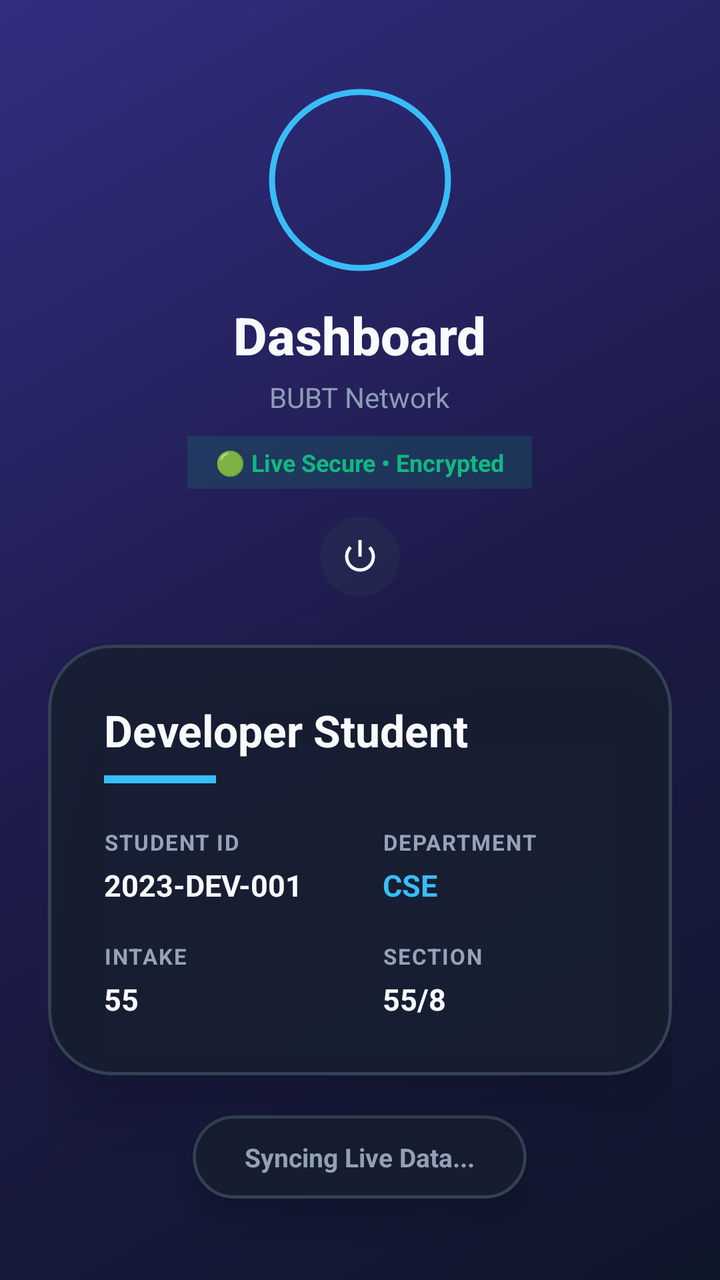
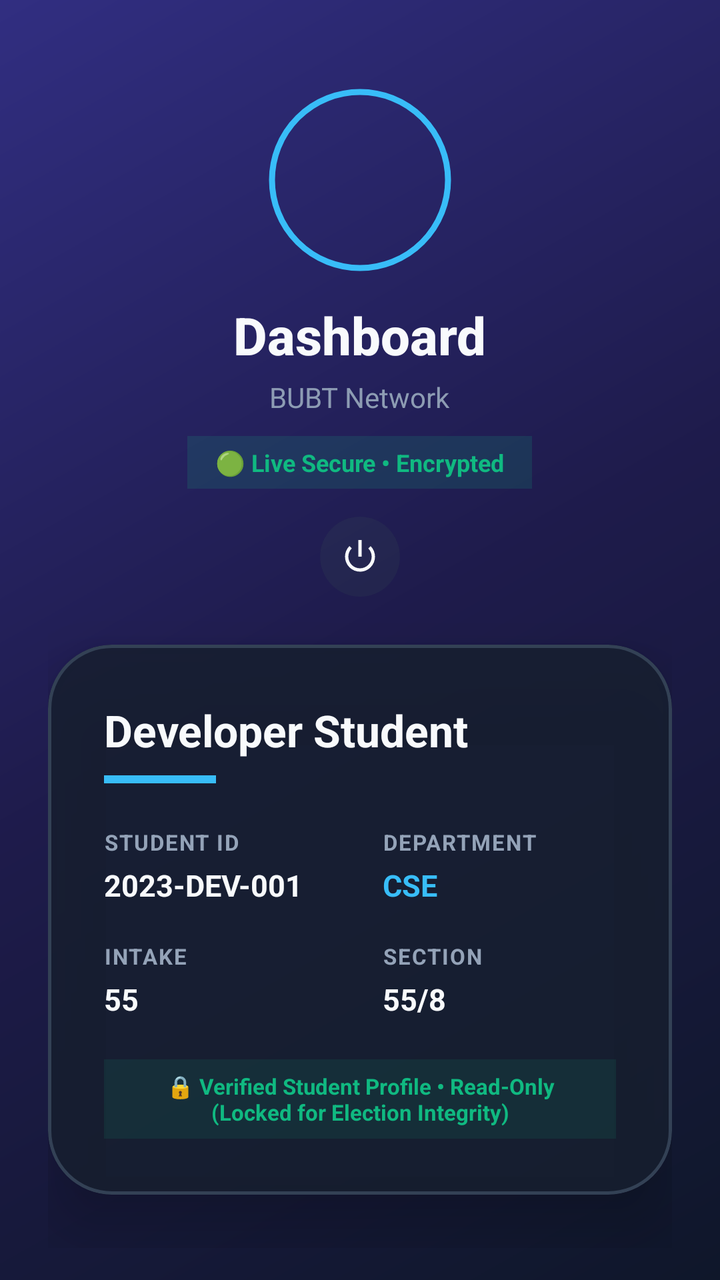

Two renders of the same Android screen: before a commit and after it. Below are the layout's source before the change and the commit's diff.
<!-- AndroidManifest.xml: application theme Theme.CRConnect -->
<!-- res/layout/activity_student_dashboard.xml -->
<?xml version="1.0" encoding="utf-8"?>
<LinearLayout xmlns:android="http://schemas.android.com/apk/res/android"
    xmlns:app="http://schemas.android.com/apk/res-auto"
    xmlns:tools="http://schemas.android.com/tools"
    android:layout_width="match_parent"
    android:layout_height="match_parent"
    android:orientation="vertical"
    android:background="@drawable/bg_gradient"
    android:paddingHorizontal="24dp"
    android:paddingVertical="16dp"
    tools:context=".StudentDashboardActivity">

    <include layout="@layout/include_header" />

    
    <com.google.android.material.card.MaterialCardView
        android:layout_width="match_parent"
        android:layout_height="wrap_content"
        app:cardCornerRadius="32dp"
        app:cardElevation="20dp"
        app:cardBackgroundColor="#D9171F2F"
        app:strokeWidth="1.5dp"
        app:strokeColor="#334155"
        android:layout_marginBottom="20dp">

        <LinearLayout
            android:layout_width="match_parent"
            android:layout_height="wrap_content"
            android:orientation="vertical"
            android:padding="28dp">

            <TextView
                android:id="@+id/tvStudentName"
                android:layout_width="wrap_content"
                android:layout_height="wrap_content"
                android:text="Developer Student"
                android:textSize="22sp"
                android:textStyle="bold"
                android:textColor="#F8FAFC"/>

            <View
                android:layout_width="56dp"
                android:layout_height="4dp"
                android:background="#38BDF8"
                android:layout_marginTop="8dp"
                android:layout_marginBottom="22dp"/>

            <GridLayout
                android:layout_width="match_parent"
                android:layout_height="wrap_content"
                android:columnCount="2"
                android:rowCount="2">

                <LinearLayout android:orientation="vertical" android:layout_width="wrap_content" android:layout_height="wrap_content" android:layout_columnWeight="1">
                    <TextView android:layout_width="wrap_content" android:layout_height="wrap_content" android:text="STUDENT ID" android:textSize="11sp" android:textColor="#94A3B8" android:textStyle="bold" android:letterSpacing="0.06"/>
                    <TextView android:id="@+id/tvStudentDetailsID" android:layout_width="wrap_content" android:layout_height="wrap_content" android:text="2023-DEV-001" android:textSize="15sp" android:textColor="#F8FAFC" android:textStyle="bold" android:layout_marginTop="4dp"/>
                </LinearLayout>

                <LinearLayout android:orientation="vertical" android:layout_width="wrap_content" android:layout_height="wrap_content" android:layout_columnWeight="1">
                    <TextView android:layout_width="wrap_content" android:layout_height="wrap_content" android:text="DEPARTMENT" android:textSize="11sp" android:textColor="#94A3B8" android:textStyle="bold" android:letterSpacing="0.06"/>
                    <TextView android:id="@+id/tvStudentDept" android:layout_width="wrap_content" android:layout_height="wrap_content" android:text="CSE" android:textSize="15sp" android:textColor="#38BDF8" android:textStyle="bold" android:layout_marginTop="4dp"/>
                </LinearLayout>

                <LinearLayout android:orientation="vertical" android:layout_width="wrap_content" android:layout_height="wrap_content" android:layout_columnWeight="1" android:layout_marginTop="18dp">
                    <TextView android:layout_width="wrap_content" android:layout_height="wrap_content" android:text="INTAKE" android:textSize="11sp" android:textColor="#94A3B8" android:textStyle="bold" android:letterSpacing="0.06"/>
                    <TextView android:id="@+id/tvStudentIntake" android:layout_width="wrap_content" android:layout_height="wrap_content" android:text="55" android:textSize="15sp" android:textColor="#F8FAFC" android:textStyle="bold" android:layout_marginTop="4dp"/>
                </LinearLayout>

                <LinearLayout android:orientation="vertical" android:layout_width="wrap_content" android:layout_height="wrap_content" android:layout_columnWeight="1" android:layout_marginTop="18dp">
                    <TextView android:layout_width="wrap_content" android:layout_height="wrap_content" android:text="SECTION" android:textSize="11sp" android:textColor="#94A3B8" android:textStyle="bold" android:letterSpacing="0.06"/>
                    <TextView android:id="@+id/tvStudentSection" android:layout_width="wrap_content" android:layout_height="wrap_content" android:text="55/8" android:textSize="15sp" android:textColor="#F8FAFC" android:textStyle="bold" android:layout_marginTop="4dp"/>
                </LinearLayout>
            </GridLayout>
        </LinearLayout>
    </com.google.android.material.card.MaterialCardView>

    
    <com.google.android.material.card.MaterialCardView
        android:layout_width="wrap_content"
        android:layout_height="wrap_content"
        app:cardCornerRadius="100dp"
        app:cardElevation="10dp"
        app:cardBackgroundColor="#D9171F2F"
        app:strokeWidth="1.5dp"
        app:strokeColor="#334155"
        android:layout_gravity="center"
        android:layout_marginBottom="24dp">

        <TextView
            android:id="@+id/tvVotingStatus"
            android:layout_width="wrap_content"
            android:layout_height="wrap_content"
            android:text="Syncing Live Data..."
            android:paddingHorizontal="26dp"
            android:paddingVertical="12dp"
            android:textSize="13sp"
            android:textStyle="bold"
            android:textColor="#94A3B8"/>
    </com.google.android.material.card.MaterialCardView>

    <ScrollView
        android:layout_width="match_parent"
        android:layout_height="0dp"
        android:layout_weight="1"
        android:clipToPadding="false"
        android:paddingBottom="32dp"
        android:fillViewport="true">

        <LinearLayout
            android:id="@+id/containerCandidates"
            android:layout_width="match_parent"
            android:layout_height="wrap_content"
            android:orientation="vertical"/>
    </ScrollView>
</LinearLayout>
<!-- res/layout/include_header.xml (included above) -->
<?xml version="1.0" encoding="utf-8"?>
<LinearLayout xmlns:android="http://schemas.android.com/apk/res/android"
    xmlns:app="http://schemas.android.com/apk/res-auto"
    android:layout_width="match_parent"
    android:layout_height="wrap_content"
    android:orientation="vertical"
    android:gravity="center"
    android:paddingTop="28dp"
    android:paddingBottom="20dp">

    <com.google.android.material.imageview.ShapeableImageView
        android:id="@+id/imgUserProfile"
        android:layout_width="92dp"
        android:layout_height="92dp"
        android:src="@drawable/ic_app_main"
        android:scaleType="centerCrop"
        app:shapeAppearanceOverlay="@style/ShapeAppearance.App.Circular"
        android:padding="2dp"
        app:strokeWidth="3dp"
        app:strokeColor="#38BDF8"
        android:layout_marginBottom="14dp"/>

    <TextView
        android:id="@+id/tvHeaderTitle"
        android:layout_width="wrap_content"
        android:layout_height="wrap_content"
        android:text="Dashboard"
        android:textSize="26sp"
        android:textStyle="bold"
        android:textColor="#F8FAFC"
        android:fontFamily="sans-serif-medium"/>

    <TextView
        android:id="@+id/tvHeaderSubtitle"
        android:layout_width="wrap_content"
        android:layout_height="wrap_content"
        android:text="BUBT Network"
        android:textSize="14sp"
        android:textColor="#94A3B8"
        android:alpha="0.95"
        android:layout_marginTop="4dp"/>

    
    <TextView
        android:layout_width="wrap_content"
        android:layout_height="wrap_content"
        android:text="🟢 Live Secure • Encrypted"
        android:textSize="12sp"
        android:textColor="#10B981"
        android:textStyle="bold"
        android:background="#2610B981"
        android:paddingHorizontal="14dp"
        android:paddingVertical="5dp"
        android:layout_marginTop="10dp"/>

    <com.google.android.material.button.MaterialButton
        android:id="@+id/btnLogout"
        style="@style/Widget.Material3.Button.IconButton"
        android:layout_width="48dp"
        android:layout_height="48dp"
        android:layout_marginTop="10dp"
        app:icon="@android:drawable/ic_lock_power_off"
        app:iconTint="#F8FAFC"
        app:iconSize="20dp"
        android:backgroundTint="#26334155"/>

</LinearLayout>
<!-- resources referenced by this layout -->
<resources>
  <!-- drawable bg_gradient (drawable) -->
  <?xml version="1.0" encoding="utf-8"?>
  <shape xmlns:android="http://schemas.android.com/apk/res/android">
      <gradient
          android:startColor="#0F172A"
          android:centerColor="#1E1B4B"
          android:endColor="#312E81"
          android:angle="135" />
  </shape>
  <!-- drawable ic_app_main: png bitmap (drawable, 915279 bytes) -->
  <style name="ShapeAppearance.App.Circular" parent="ShapeAppearance.Material3.Corner.Full">
          <item name="cornerSize">50%</item>
      </style>
  <style name="Theme.CRConnect" parent="Base.Theme.CRConnect" />
  <style name="Base.Theme.CRConnect" parent="Theme.Material3.DayNight.NoActionBar">
          <item name="colorPrimary">@color/primary</item>
          <item name="colorSecondary">@color/secondary</item>
          <item name="android:windowBackground">@color/background</item>
          <item name="colorSurface">@color/surface</item>
          <item name="colorOnSurface">@color/text_primary</item>
          <item name="colorOnSurfaceVariant">@color/text_secondary</item>
          <item name="colorError">@color/error</item>
          <item name="android:windowActivityTransitions">true</item>
      </style>
  <color name="primary">#6366F1</color>
  <color name="secondary">#06B6D4</color>
  <color name="background">#0F172A</color>
  <color name="surface">#1E293B</color>
  <color name="text_primary">#F8FAFC</color>
  <color name="text_secondary">#94A3B8</color>
  <color name="error">#EF4444</color>
</resources>

<!-- the commit's change to res/layout/activity_student_dashboard.xml (unified diff, before → after) -->
@@ -71,6 +71,20 @@
                     <TextView android:id="@+id/tvStudentSection" android:layout_width="wrap_content" android:layout_height="wrap_content" android:text="55/8" android:textSize="15sp" android:textColor="#F8FAFC" android:textStyle="bold" android:layout_marginTop="4dp"/>
                 </LinearLayout>
             </GridLayout>
+
+            
+            <TextView
+                android:layout_width="match_parent"
+                android:layout_height="wrap_content"
+                android:text="🔒 Verified Student Profile • Read-Only (Locked for Election Integrity)"
+                android:textSize="11sp"
+                android:textColor="#10B981"
+                android:textStyle="bold"
+                android:gravity="center"
+                android:layout_marginTop="20dp"
+                android:background="#1A10B981"
+                android:paddingHorizontal="12dp"
+                android:paddingVertical="6dp"/>
         </LinearLayout>
     </com.google.android.material.card.MaterialCardView>
 
